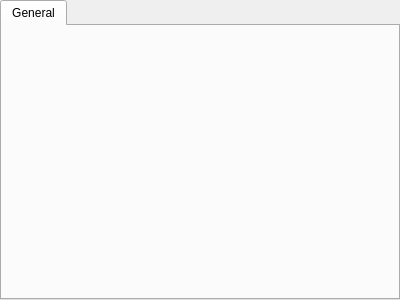
Old version of the form src/settingseditor.ui in the repository Leonardo2718/Lepton_Editor.
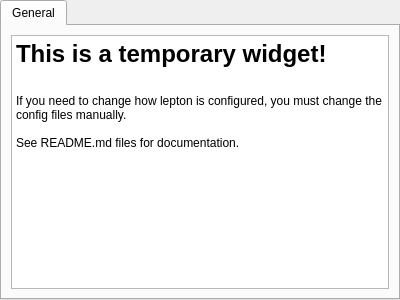
New version of the form.

Commit message: Add temporary text to settings editor. On branch master, changes to be committed: 	modified:   src/settingseditor.ui

```diff
--- a/src/settingseditor.ui
+++ b/src/settingseditor.ui
@@ -32,6 +32,26 @@
       <attribute name="title">
        <string>General</string>
       </attribute>
+      <layout class="QVBoxLayout" name="verticalLayout_2">
+       <item>
+        <widget class="QTextEdit" name="textEdit">
+         <property name="readOnly">
+          <bool>true</bool>
+         </property>
+         <property name="html">
+          <string>&lt;!DOCTYPE HTML PUBLIC &quot;-//W3C//DTD HTML 4.0//EN&quot; &quot;http://www.w3.org/TR/REC-html40/strict.dtd&quot;&gt;
+&lt;html&gt;&lt;head&gt;&lt;meta name=&quot;qrichtext&quot; content=&quot;1&quot; /&gt;&lt;style type=&quot;text/css&quot;&gt;
+p, li { white-space: pre-wrap; }
+&lt;/style&gt;&lt;/head&gt;&lt;body style=&quot; font-family:'Sans Serif'; font-size:9pt; font-weight:400; font-style:normal;&quot;&gt;
+&lt;p style=&quot; margin-top:18px; margin-bottom:12px; margin-left:0px; margin-right:0px; -qt-block-indent:0; text-indent:0px;&quot;&gt;&lt;span style=&quot; font-size:xx-large; font-weight:600;&quot;&gt;This is a temporary widget!&lt;/span&gt;&lt;/p&gt;
+&lt;p style=&quot;-qt-paragraph-type:empty; margin-top:0px; margin-bottom:0px; margin-left:0px; margin-right:0px; -qt-block-indent:0; text-indent:0px;&quot;&gt;&lt;br /&gt;&lt;/p&gt;
+&lt;p style=&quot; margin-top:0px; margin-bottom:0px; margin-left:0px; margin-right:0px; -qt-block-indent:0; text-indent:0px;&quot;&gt;If you need to change how lepton is configured, you must change the config files manually.&lt;/p&gt;
+&lt;p style=&quot;-qt-paragraph-type:empty; margin-top:0px; margin-bottom:0px; margin-left:0px; margin-right:0px; -qt-block-indent:0; text-indent:0px;&quot;&gt;&lt;br /&gt;&lt;/p&gt;
+&lt;p style=&quot; margin-top:0px; margin-bottom:0px; margin-left:0px; margin-right:0px; -qt-block-indent:0; text-indent:0px;&quot;&gt;See README.md files for documentation.&lt;/p&gt;&lt;/body&gt;&lt;/html&gt;</string>
+         </property>
+        </widget>
+       </item>
+      </layout>
      </widget>
     </widget>
    </item>
```
